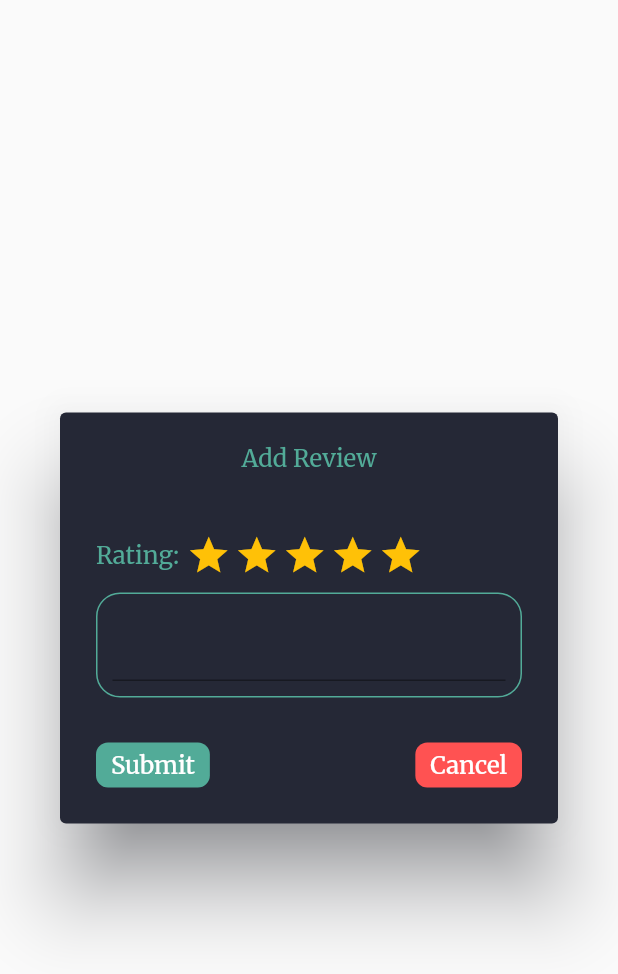
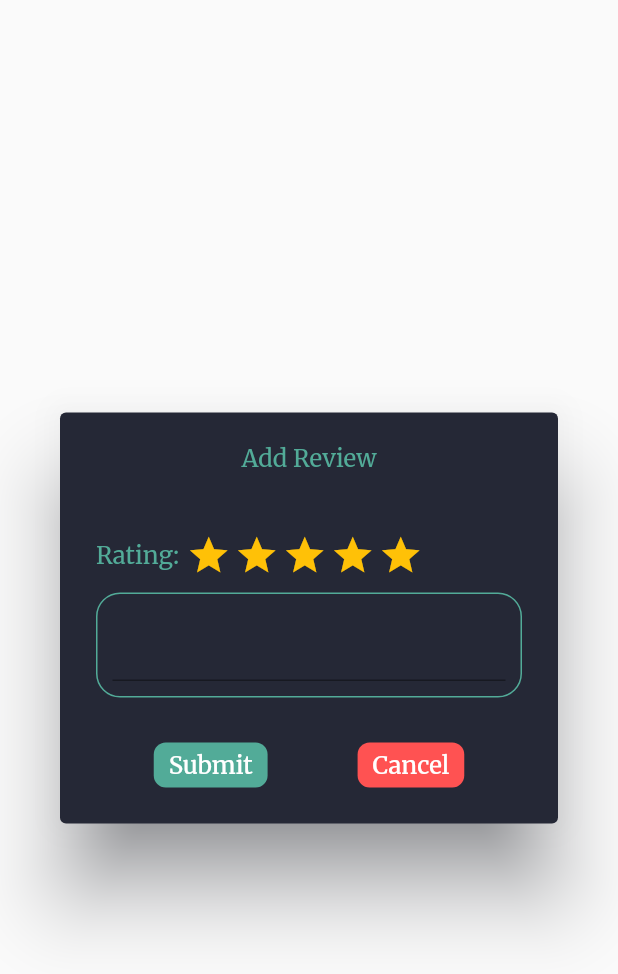
Before and after one commit to hazemt1/Fake_News_Detector_Flutter, a Flutter app: the CreateNewReview widget shown alone on an empty page, opened directly with empty values, on a phone screen of 412 x 824 dp. Shown: the top 974 px of the screen. Run offline on Flutter 3.47's test engine with Material 2 defaults, Android fonts, the light colour scheme and no system bars; drawn by our look-alikes of flutter_rating_bar; our stand-ins replace bloc, cached_network_image, flutter_bloc, flutter_svg, google_fonts, hexcolor and 1 more; accounts and stored records are empty; generated files the repository leaves out were written again.

Commit message:
Updating UI

```diff
--- a/lib/Screens/Review/widgets/CreateNewReview.dart
+++ b/lib/Screens/Review/widgets/CreateNewReview.dart
@@ -102,7 +102,9 @@
               const SizedBox(
                 height: 30,
               ),
-              Row(
+              Wrap(
+                spacing: 20,
+                runSpacing: 20,
                 children: [
                   InkWell(
                     onTap: () async {
@@ -147,6 +149,7 @@
                   ),
                   const Spacer(),
                   if (widget.userReview != null)
+
                     InkWell(
                       onTap: (){
                         ReviewApi.deleteReview(BlocProvider.of<UserBloc>(context).state.logInfo.token!,);
```
